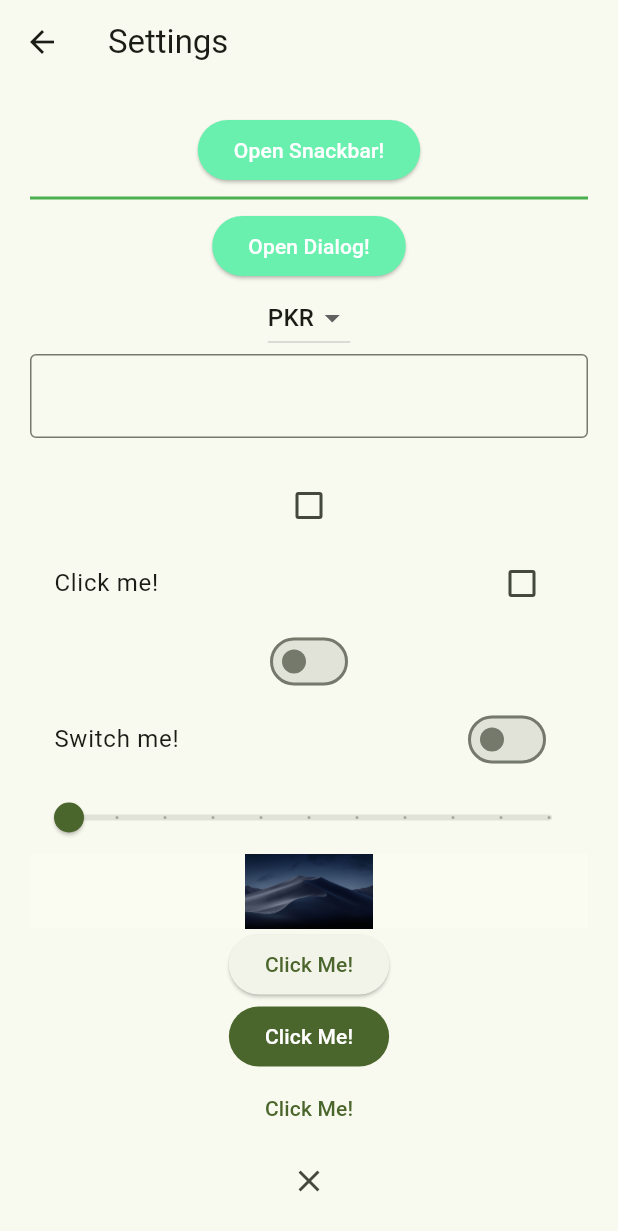
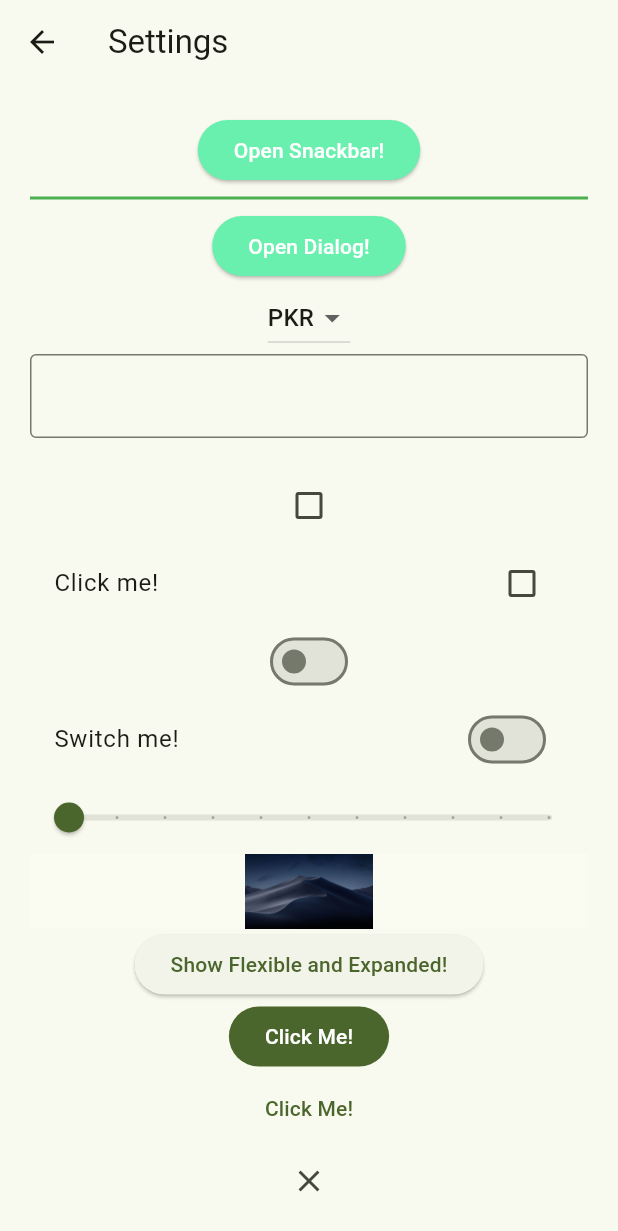
Before and after one commit to rizwanmustafa/summer-2025-internship-flutter_mapp-flutter_course, a Flutter app: the WidgetTree screen opened directly, after a tap on the "settings" icon, on a phone screen of 412 x 824 dp. Shown: the top 1231 px of the screen. Run offline on Flutter 3.47's test engine with Material 3 defaults, Android fonts, the phone set to English and light mode, and no system bars; our stand-ins replace lottie, shared_preferences; accounts and stored records are empty.

Commit message:
feat: completed till the start of chapter 11 exclusively

```diff
--- a/lib/views/pages/onboarding_page.dart
+++ b/lib/views/pages/onboarding_page.dart
@@ -1,7 +1,5 @@
 import 'package:flutter/material.dart';
 import 'package:flutter_tutorial/views/pages/login_page.dart';
-import 'package:flutter_tutorial/views/widget_tree.dart';
-import 'package:flutter_tutorial/views/widgets/hero_widget.dart';
 import 'package:lottie/lottie.dart';
 
 class OnboardingPage extends StatelessWidget {
--- a/lib/views/pages/settings_page.dart
+++ b/lib/views/pages/settings_page.dart
@@ -1,5 +1,6 @@
 import 'package:flutter/cupertino.dart';
 import 'package:flutter/material.dart';
+import 'package:flutter_tutorial/views/pages/expanded_flexible_test_page.dart';
 
 class SettingsPage extends StatefulWidget {
   const SettingsPage({super.key, required this.title});
@@ -156,7 +157,16 @@ class _SettingsPageState extends State<SettingsPage> {
                 ),
               ),
 
-              ElevatedButton(onPressed: () {}, child: Text('Click Me!')),
+              ElevatedButton(
+                onPressed: () {
+                  Navigator.of(context).push(
+                    MaterialPageRoute(
+                      builder: (context) => ExpandedFlexibleTestPage(),
+                    ),
+                  );
+                },
+                child: Text('Show Flexible and Expanded!'),
+              ),
               FilledButton(onPressed: () {}, child: Text('Click Me!')),
               TextButton(onPressed: () {}, child: Text('Click Me!')),
               CloseButton(),
--- a/lib/views/widgets/hero_widget.dart
+++ b/lib/views/widgets/hero_widget.dart
@@ -21,13 +21,17 @@ class HeroWidget extends StatelessWidget {
         children: [
           Hero(
             tag: 'hero1',
+            child: AspectRatio(
+              aspectRatio: 1920 / 1080,
               child: ClipRRect(
                 borderRadius: BorderRadius.circular(20.0),
 
                 child: Image.asset(
+                  fit: BoxFit.cover,
                   'assets/images/wallpaper2.jpg',
                   color: Colors.green,
                   colorBlendMode: BlendMode.darken,
+                ),
               ),
             ),
           ),
```
Also changed, not shown: lib/views/pages/expanded_flexible_test_page.dart (added, +59 -0 lines), lib/views/pages/login_page.dart (+9 -0 lines). Lines whose indentation alone changed are shown as unchanged.
